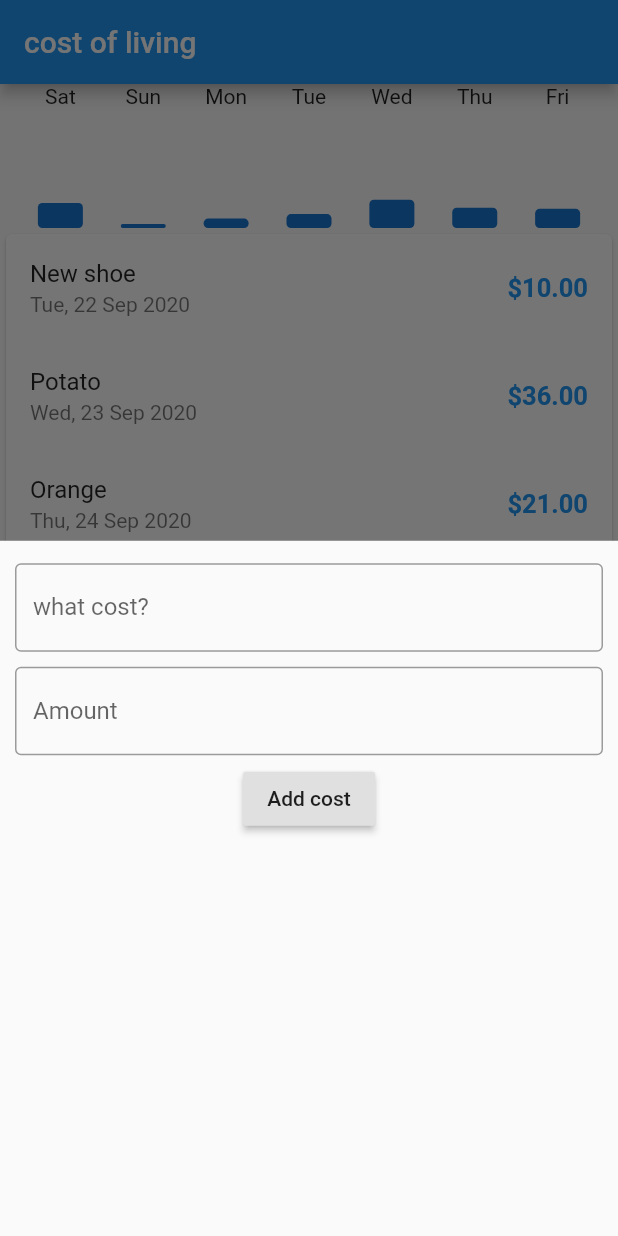
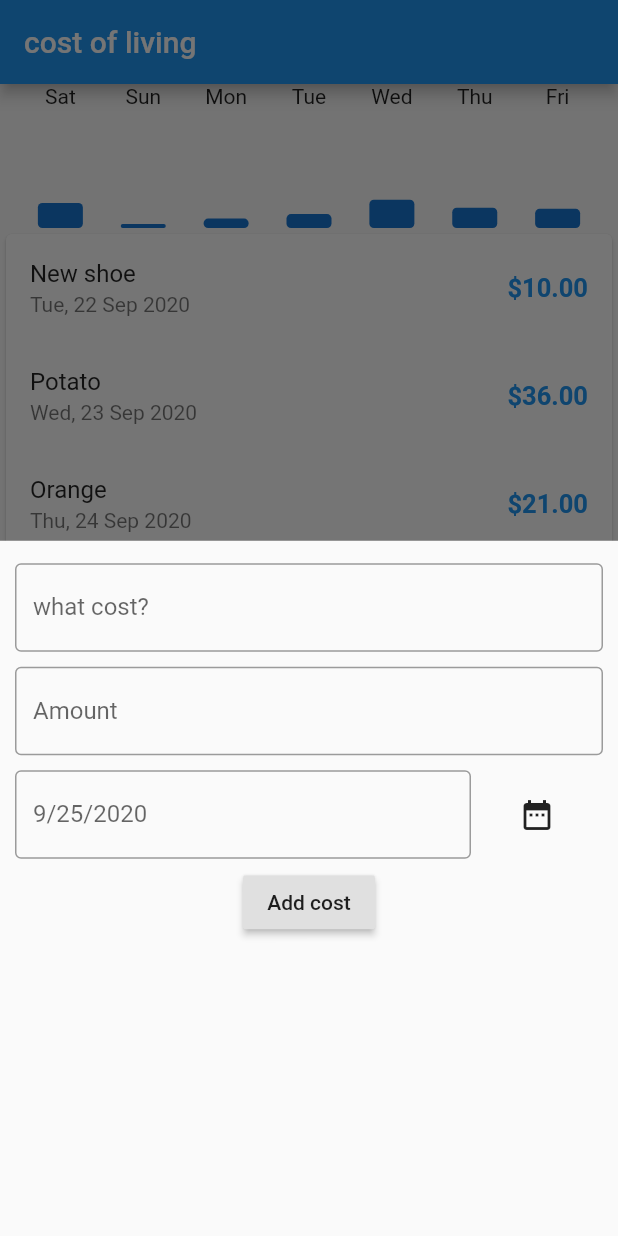
Before and after one commit to muatik/flutter-examples, a Flutter app: the screen it shows after launch, after a tap on the "add" icon, on a phone screen of 412 x 824 dp. Run offline on Flutter 3.47's test engine with Material 2 defaults, Android fonts, the phone set to English and light mode, and no system bars.

Commit message:
add datepicker

```diff
--- a/costOfLiving/lib/components/transaction_form.dart
+++ b/costOfLiving/lib/components/transaction_form.dart
@@ -1,9 +1,10 @@
 import 'package:flutter/material.dart';
+import 'package:intl/intl.dart';
 
 // it is stateful because the form can be shown in a modal
 // that may cause re-rendering
 class TransactionForm extends StatefulWidget {
-  final Function(String, int) _onFormSubmit;
+  final Function(String, int, DateTime) _onFormSubmit;
   TransactionForm(this._onFormSubmit);
 
   @override
@@ -13,10 +14,28 @@ class TransactionForm extends StatefulWidget {
 class _TransactionFormState extends State<TransactionForm> {
   final _titleController = TextEditingController();
   final _amountController = TextEditingController();
+  final _dateController = TextEditingController();
+  DateTime _selectedDate = DateTime.now();
 
   _handleFormSubmit() {
     int amount = int.tryParse(_amountController.text);
-    widget._onFormSubmit(_titleController.text, amount);
+    widget._onFormSubmit(_titleController.text, amount, _selectedDate);
+  }
+
+  _showDatePicker() async {
+    final pickedDate = await showDatePicker(
+      context: context,
+      initialDate: DateTime.now(),
+      firstDate: DateTime.now().subtract(Duration(days: 365)),
+      lastDate: DateTime.now());
+    if (pickedDate != null) {
+      _selectedDate = pickedDate;
+      _dateController.text = _formatDate(pickedDate);
+    }
+  }
+
+  _formatDate(date) {
+    return DateFormat.yMd().format(date).toString();
   }
 
   @override
@@ -46,6 +65,24 @@ class _TransactionFormState extends State<TransactionForm> {
               controller: _amountController,
             ),
           ),
+          Container(
+            margin: EdgeInsets.symmetric(vertical: 5, horizontal: 0),
+            child: Row(
+              children: [
+                Expanded(child: TextFormField(
+                  keyboardType: TextInputType.datetime,
+                  decoration: InputDecoration(
+                    labelText: _formatDate(_selectedDate),
+                    border: OutlineInputBorder(),
+                  ),
+                  controller: _dateController,
+                )),
+                FlatButton(
+                  onPressed: _showDatePicker,
+                  child: Icon(Icons.date_range))
+              ]
+            ),
+          ),
           RaisedButton(
             child: Text("Add cost"),
             onPressed: _handleFormSubmit
--- a/costOfLiving/lib/main.dart
+++ b/costOfLiving/lib/main.dart
@@ -56,12 +56,12 @@ class _MyHomePageState extends State<MyHomePage> {
   ];
 
 
-  onFormSubmit(String title, int amount) {
+  onFormSubmit(String title, int amount, DateTime dateTime) {
     if (title == null || amount == null) {
       return;
     }
 
-    final transaction = Transaction("d", title, amount, DateTime.now());
+    final transaction = Transaction("d", title, amount, dateTime);
     setState(() {
       transactions.add(transaction);
     });
```
